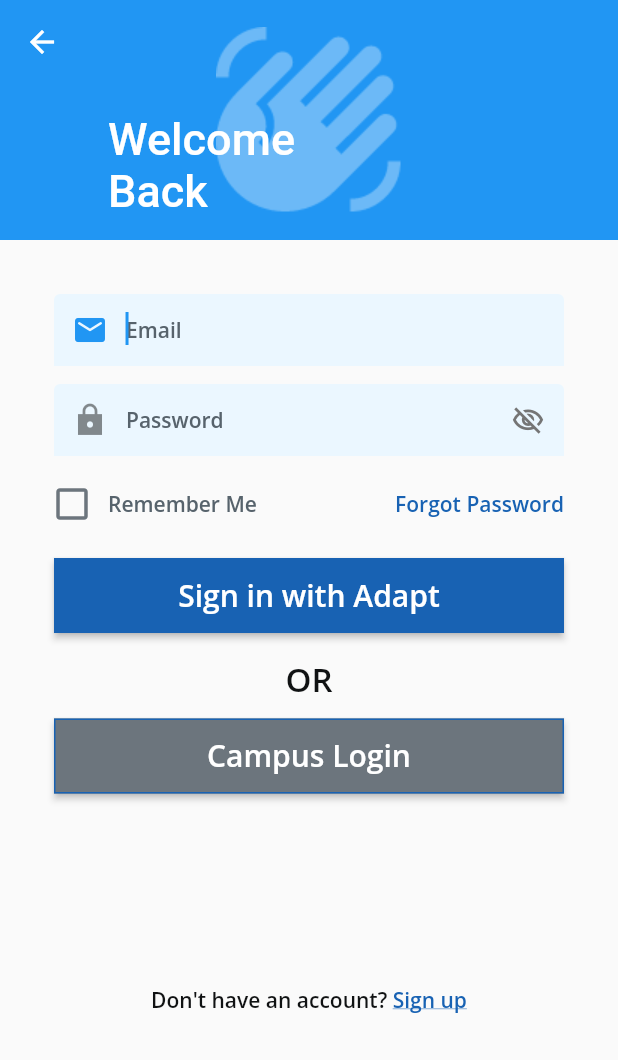
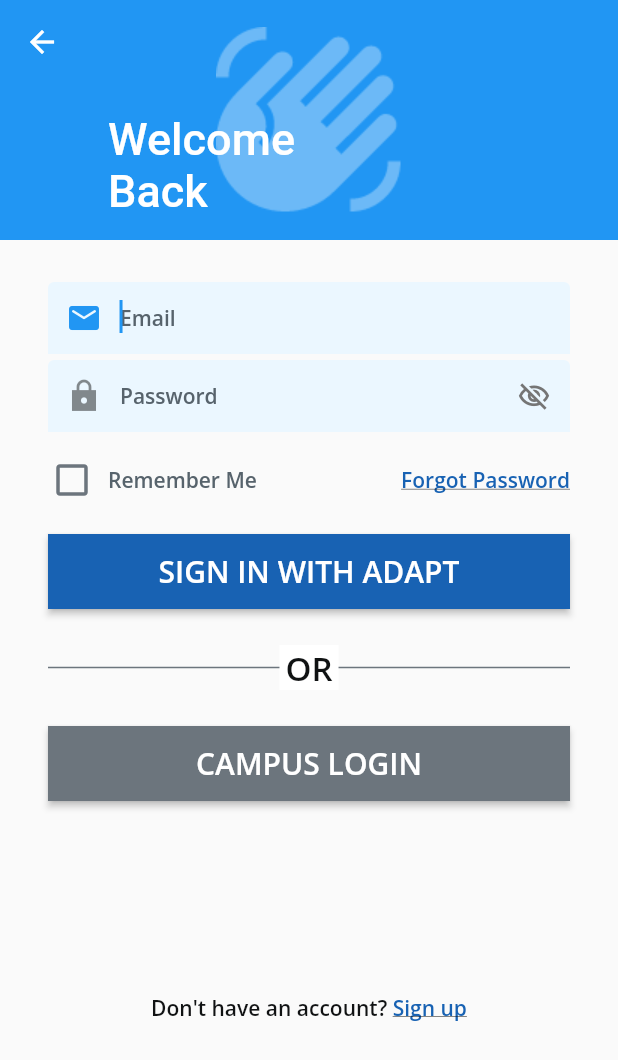
Before and after one commit to irconde/Libretext-ADAPT-Clicker, a Flutter app: the screen it shows after launch, after a tap on "LOGIN", on a phone screen of 412 x 824 dp. Shown: the top 1060 px of the screen. Run offline on Flutter 3.47's test engine with Material 2 defaults, Android fonts, the phone set to English and light mode, and no system bars; drawn by our look-alikes of auto_size_text; our stand-ins replace expandable, flutter_html, flutter_keyboard_visibility, font_awesome_flutter, google_fonts, page_transition and 2 more; missing offline and left inert: json_path, webviewx.

Commit message:
Minor UI adjustments 1
Changed forgot password to underline (also added functionality for adding space between the line and text in case it is decided to change it),
Outline of campus login changed from blue to grey.
Text changed to all caps.
Space added to top of email text box.

Rebased this into build with minor adjustments to new accommodate new code.

```diff
--- a/lib/flutter_flow/flutter_flow_theme.dart
+++ b/lib/flutter_flow/flutter_flow_theme.dart
@@ -143,7 +143,10 @@
     FontStyle? fontStyle,
     bool useGoogleFonts = true,
     TextDecoration? decoration,
+    Color? decorationColor,
     double? lineHeight,
+    List<Shadow>? shadows,
+    double? decorationThickness,
   }) =>
       useGoogleFonts
           ? GoogleFonts.getFont(
@@ -154,7 +157,10 @@
               fontWeight: fontWeight ?? this.fontWeight,
               fontStyle: fontStyle ?? this.fontStyle,
               decoration: decoration,
+              decorationColor: decorationColor ?? this.color,
               height: lineHeight,
+              shadows: shadows,
+              decorationThickness: decorationThickness,
             )
           : copyWith(
               fontFamily: fontFamily,
--- a/lib/login_page/login_page_widget.dart
+++ b/lib/login_page/login_page_widget.dart
@@ -59,8 +59,9 @@
                   width: double.infinity,
                   child: Padding(
                     padding: EdgeInsetsDirectional.fromSTEB(0, 0, 0, 300),
-                    child:
-                        Stack(alignment: AlignmentDirectional(0, 0), children: [
+                    child: Stack(
+                      alignment: AlignmentDirectional(0, 0),
+                      children: [
                         Padding(
                           padding: EdgeInsetsDirectional.fromSTEB(0, 16, 0, 0),
                           child: SingleChildScrollView(
@@ -75,7 +76,7 @@
                                     children: [
                                       Padding(
                                         padding: EdgeInsetsDirectional.fromSTEB(
-                                          36, 8, 36, 8),
+                                            32, 0, 32, 0),
                                         child: TextFormField(
                                           controller: textController1,
                                           autofocus: true,
@@ -151,7 +152,7 @@
                                       ),
                                       Padding(
                                         padding: EdgeInsetsDirectional.fromSTEB(
-                                          36, 4, 36, 4),
+                                            32, 4, 32, 4),
                                         child: TextFormField(
                                           controller: textController2,
                                           autofocus: true,
@@ -218,8 +219,8 @@
                                                 () => passwordVisibility =
                                                     !passwordVisibility,
                                               ),
-                                            focusNode:
-                                                FocusNode(skipTraversal: true),
+                                              focusNode: FocusNode(
+                                                  skipTraversal: true),
                                               child: Icon(
                                                 passwordVisibility
                                                     ? Icons.visibility_outlined
@@ -243,7 +244,7 @@
                                           Padding(
                                             padding:
                                                 EdgeInsetsDirectional.fromSTEB(
-                                                  24, 4, 36, 12),
+                                                    24, 4, 32, 12),
                                             child: Row(
                                               mainAxisSize: MainAxisSize.max,
                                               children: [
@@ -251,9 +252,11 @@
                                                   onPressed: () async {
                                                     setState(() => FFAppState()
                                                             .rememberMe =
-                                                      !FFAppState().rememberMe);
+                                                        !FFAppState()
+                                                            .rememberMe);
                                                   },
-                                                value: FFAppState().rememberMe,
+                                                  value:
+                                                      FFAppState().rememberMe,
                                                   onIcon: Icon(
                                                     Icons.check_box,
                                                     color: FlutterFlowTheme.of(
@@ -262,7 +265,8 @@
                                                     size: 25,
                                                   ),
                                                   offIcon: Icon(
-                                                  Icons.check_box_outline_blank,
+                                                    Icons
+                                                        .check_box_outline_blank,
                                                     color: FlutterFlowTheme.of(
                                                             context)
                                                         .secondaryColor,
@@ -303,6 +307,9 @@
                                                                   color: FlutterFlowTheme.of(
                                                                           context)
                                                                       .primaryColor,
+                                                                  decoration:
+                                                                      TextDecoration
+                                                                          .underline,
                                                                 ),
                                                       ),
                                                     ],
@@ -312,21 +319,22 @@
                                             ),
                                           ),
                                           Align(
-                                          alignment: AlignmentDirectional(1, 0),
+                                            alignment:
+                                                AlignmentDirectional(1, 0),
                                             child: Padding(
-                                            padding:
-                                                EdgeInsetsDirectional.fromSTEB(
-                                                    0, 0, 0, 0),
+                                              padding: EdgeInsetsDirectional
+                                                  .fromSTEB(0, 0, 0, 0),
                                               child: InkWell(
                                                 onTap: () async {
                                                   await showModalBottomSheet(
                                                     isScrollControlled: true,
-                                                  backgroundColor: Color(0x0E1862B3),
+                                                    backgroundColor:
+                                                        Color(0x0E1862B3),
                                                     context: context,
                                                     builder: (context) {
                                                       return Padding(
-                                                      padding:
-                                                          MediaQuery.of(context)
+                                                        padding: MediaQuery.of(
+                                                                context)
                                                             .viewInsets,
                                                         child:
                                                             ResetPasswordWidget(),
@@ -346,7 +354,7 @@
                                       ),
                                       Padding(
                                         padding: EdgeInsetsDirectional.fromSTEB(
-                                          36, 0, 36, 15),
+                                            32, 0, 32, 24),
                                         child: FFButtonWidget(
                                           onPressed: () async {
                                             loginAttempt = await LoginCall.call(
@@ -371,14 +379,15 @@
                                                 ),
                                               );
                                             } else {
-                                            setState(() => FFAppState()
-                                                    .errorsList = (getJsonField(
+                                              setState(() =>
+                                                  FFAppState().errorsList =
+                                                      (getJsonField(
                                                     (loginAttempt?.jsonBody ??
                                                         ''),
                                                     r'''$.errors..*''',
                                                   ) as List)
-                                                    .map<String>(
-                                                        (s) => s.toString())
+                                                          .map<String>((s) =>
+                                                              s.toString())
                                                           .toList());
                                               ScaffoldMessenger.of(context)
                                                   .showSnackBar(
@@ -390,7 +399,8 @@
                                                             .toList()),
                                                     style: GoogleFonts.getFont(
                                                       'Open Sans',
-                                                    color: FlutterFlowTheme.of(
+                                                      color:
+                                                          FlutterFlowTheme.of(
                                                                   context)
                                                               .primaryBtnText,
                                                       fontSize: 18,
@@ -399,7 +409,8 @@
                                                   duration: Duration(
                                                       milliseconds: 4000),
                                                   backgroundColor:
-                                                    FlutterFlowTheme.of(context)
+                                                      FlutterFlowTheme.of(
+                                                              context)
                                                           .failure,
                                                 ),
                                               );
@@ -407,7 +418,7 @@
 
                                             setState(() {});
                                           },
-                                        text: 'Sign in with Adapt',
+                                          text: 'SIGN IN WITH ADAPT',
                                           options: FFButtonOptions(
                                             width: double.infinity,
                                             height: 50,
@@ -430,50 +441,86 @@
                                           ),
                                         ),
                                       ),
+                                      Padding(
+                                        padding: EdgeInsetsDirectional.fromSTEB(
+                                            32, 0, 32, 0),
+                                        child: Stack(
+                                          alignment: AlignmentDirectional(0, 0),
+                                          children: [
+                                            Column(
+                                              mainAxisSize: MainAxisSize.max,
+                                              mainAxisAlignment:
+                                                  MainAxisAlignment.center,
+                                              children: [
+                                                Divider(
+                                                  thickness: 1,
+                                                  color: FlutterFlowTheme.of(
+                                                          context)
+                                                      .secondaryColor,
+                                                ),
+                                              ],
+                                            ),
                                             Row(
                                               mainAxisSize: MainAxisSize.min,
                                               children: [
                                                 Align(
-                                          alignment: AlignmentDirectional(0, 0),
+                                                  child: Container(
+                                                    color: FlutterFlowTheme.of(
+                                                            context)
+                                                        .primaryBackground,
+                                                    child: Padding(
+                                                      padding:
+                                                          const EdgeInsetsDirectional
+                                                                  .fromSTEB(
+                                                              4, 0, 4, 0),
                                                       child: Text(
                                                         'OR',
-                                            style: FlutterFlowTheme.of(context)
+                                                        style:
+                                                            FlutterFlowTheme.of(
+                                                                    context)
                                                                 .bodyText1
                                                                 .override(
-                                                  fontFamily: 'Open Sans',
+                                                                  fontFamily:
+                                                                      'Open Sans',
                                                                   fontSize: 22,
+                                                                ),
+                                                      ),
                                                     ),
                                                   ),
                                                 ),
                                               ],
                                             ),
+                                          ],
+                                        ),
+                                      ),
                                       Padding(
                                         padding: EdgeInsetsDirectional.fromSTEB(
-                                          36, 12, 36, 0),
+                                            32, 24, 32, 0),
                                         child: FFButtonWidget(
                                           onPressed: () async {
                                             await launchURL(
                                                 'https://sso.libretexts.org/cas/oauth2.0/authorize?response_type=code&client_id=TLvxKEXF5myFPEr3e3EipScuP0jUPB5t3n4A&redirect_uri=https%3A%2F%2Fdev.adapt.libretexts.org%2Fapi%2Foauth%2Flibretexts%2Fcallback%3Fclicker_app%3Dtrue');
                                           },
-                                        text: 'Campus Login',
+                                          text: 'CAMPUS LOGIN',
                                           options: FFButtonOptions(
                                             width: double.infinity,
                                             height: 50,
                                             color: FlutterFlowTheme.of(context)
                                                 .secondaryColor,
-                                          textStyle: FlutterFlowTheme.of(
-                                                  context)
+                                            textStyle:
+                                                FlutterFlowTheme.of(context)
                                                     .subtitle2
                                                     .override(
                                                       fontFamily: 'Open Sans',
-                                                color:
-                                                    FlutterFlowTheme.of(context)
+                                                      color: FlutterFlowTheme
+                                                              .of(context)
                                                           .secondaryBackground,
                                                       fontSize: 20,
                                                     ),
                                             borderSide: BorderSide(
-                                            color: FlutterFlowTheme.of(context)
-                                                .primaryColor,
+                                              color:
+                                                  FlutterFlowTheme.of(context)
+                                                      .secondaryColor,
                                               width: 1,
                                             ),
                                             borderRadius:
@@ -506,8 +553,8 @@
                                                 .bodyText1
                                                 .override(
                                                   fontFamily: 'Open Sans',
-                                                color:
-                                                    FlutterFlowTheme.of(context)
+                                                  color: FlutterFlowTheme.of(
+                                                          context)
                                                       .primaryColor,
                                                   decoration:
                                                       TextDecoration.underline,
@@ -545,7 +592,8 @@
                             ),
                           ),
                         ),
-                    ]),
+                      ],
+                    ),
                   ),
                 ),
               ),
```
Lines whose indentation alone changed are shown as unchanged.
